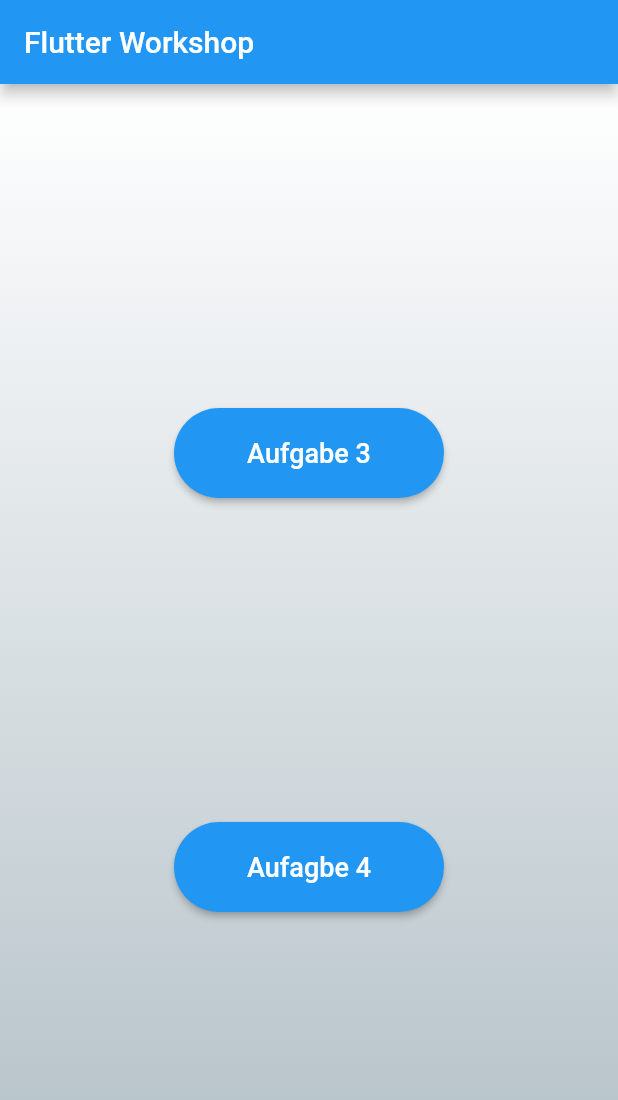
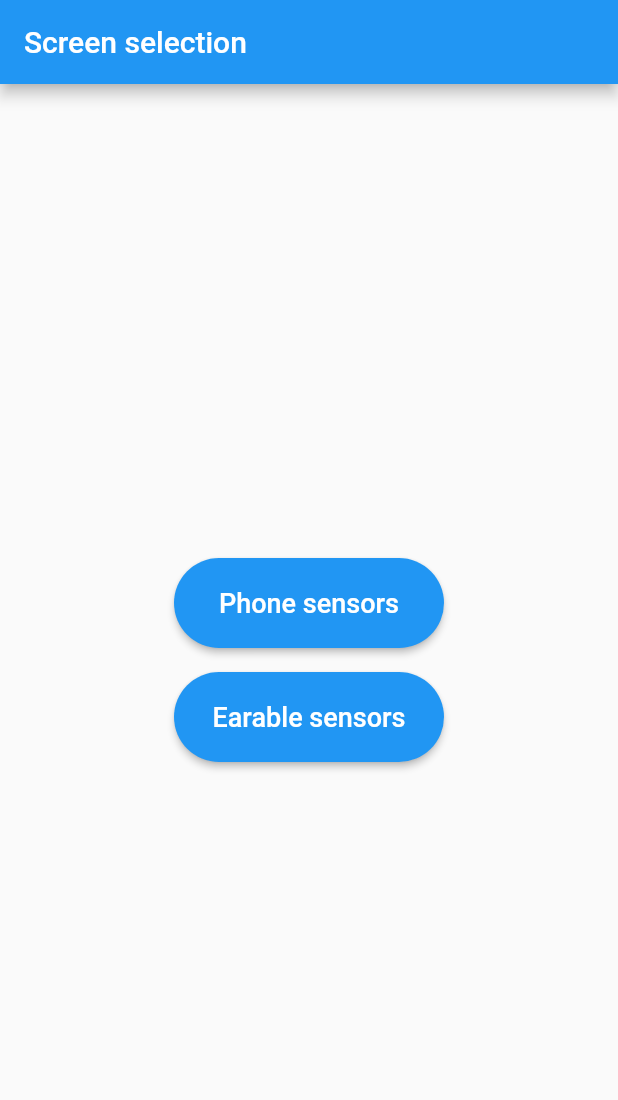
Before and after one commit to DoctorJohn/blinktwice, a Flutter app: the screen it shows after launch, on a phone screen of 412 x 824 dp. Shown: the top 1100 px of the screen. Run offline on Flutter 3.47's test engine with Material 2 defaults, Android fonts, the phone set to English and light mode, and no system bars; our stand-ins replace fl_chart, sensors_plus; missing offline and left inert: esense_flutter.

Commit message:
refactor: simplify home screen

```diff
--- a/lib/home/home.dart
+++ b/lib/home/home.dart
@@ -7,36 +7,26 @@ import '../tasks/task4.dart';
 class HomeScreen extends StatelessWidget {
   const HomeScreen({Key? key}) : super(key: key);
 
-  final Map<String, Widget> _screens = const {
-    "Aufgabe 3": Task3(title: "Aufgabe 3"),
-    "Aufagbe 4": Task4(title: "eSense Demo"),
-  };
-
-  List<Widget> _buildButtons() {
-    return _screens.entries
-        .map((e) => TaskButton(name: e.key, page: e.value))
-        .toList();
-  }
-
   @override
   Widget build(BuildContext context) {
     return Scaffold(
       appBar: AppBar(
-        title: const Text("Flutter Workshop"),
+        title: const Text("Screen selection"),
       ),
-      body: Container(
-        decoration: BoxDecoration(
-          gradient: LinearGradient(
-            begin: Alignment.topCenter,
-            end: Alignment.bottomCenter,
-            colors: [Colors.white, Colors.blueGrey.shade200],
-          ),
-        ),
-        child: Center(
-          child: Column(
-            mainAxisAlignment: MainAxisAlignment.spaceEvenly,
-            children: _buildButtons(),
-          ),
+      body: Center(
+        child: Column(
+          mainAxisAlignment: MainAxisAlignment.center,
+          children: const [
+            TaskButton(
+              name: "Phone sensors",
+              page: Task3(title: "Phone sensors"),
+            ),
+            SizedBox(height: 16),
+            TaskButton(
+              name: "Earable sensors",
+              page: Task4(title: "Earable sensors"),
+            ),
+          ],
         ),
       ),
     );
```
